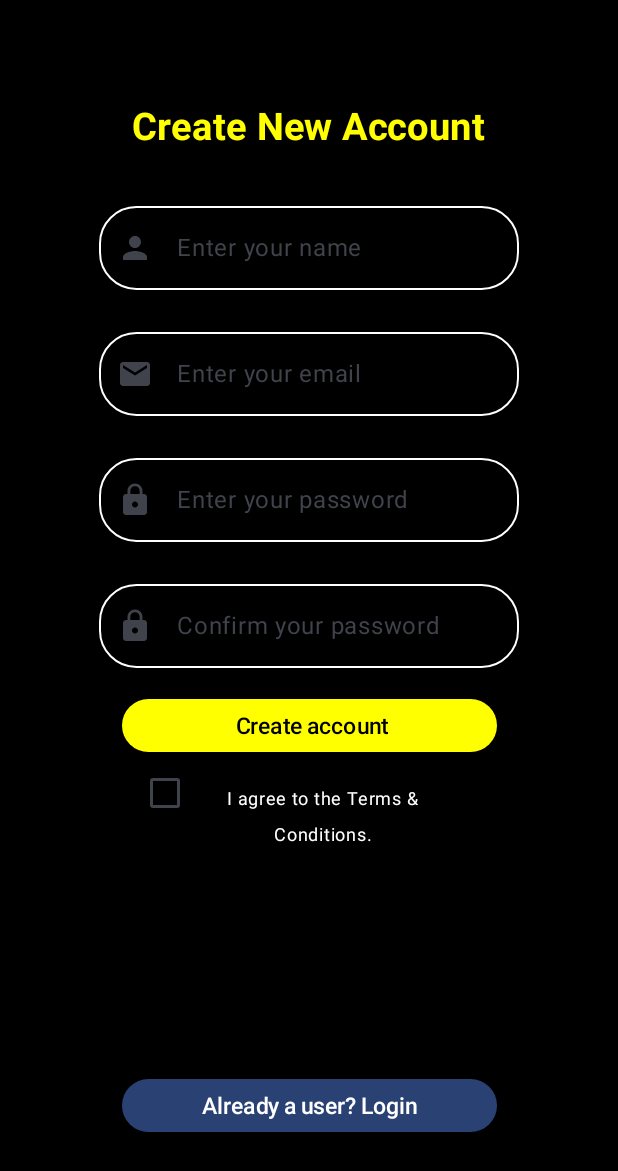
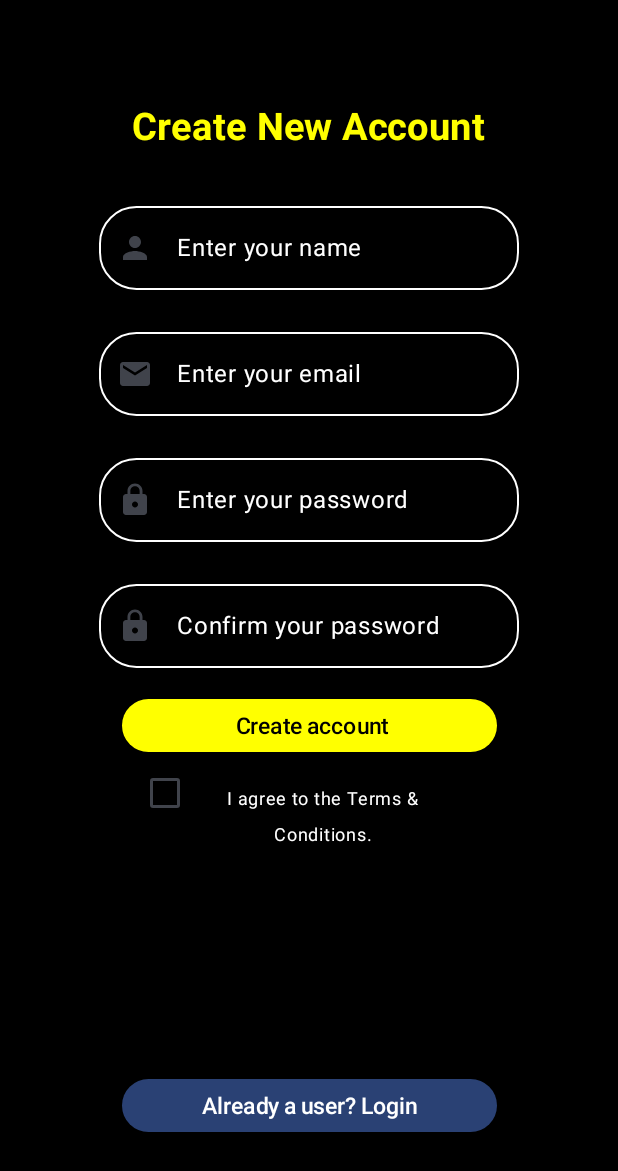
Before and after one commit to ZackTechGuru/VeApp, an Android app built with Jetpack Compose: the screen it shows after launch (MainActivity), on a phone screen of 412 x 824 dp. Shown: the top 1171 px of the screen. Run offline under Robolectric (Android 15) with nearby library versions, the phone set to English and light mode, and no system bars.

Commit message:
initial commit

```diff
--- a/app/src/main/java/com/zack/veapp/ui/theme/screens/registration/Registration.kt
+++ b/app/src/main/java/com/zack/veapp/ui/theme/screens/registration/Registration.kt
@@ -69,7 +69,7 @@ fun Registration() {
         OutlinedTextField(
             value = name,
             onValueChange = {name=it},
-            label = { Text(text = "Enter your name")},
+            label = { Text(text = "Enter your name", color = Color.White)},
             shape = RoundedCornerShape(25.dp),
             leadingIcon = { Icon(imageVector = Icons.Default.Person, contentDescription = "person")},
             colors = OutlinedTextFieldDefaults.colors(
@@ -81,7 +81,7 @@ fun Registration() {
         OutlinedTextField(
             value = email,
             onValueChange = {name = it},
-            label = { Text(text = "Enter your email")},
+            label = { Text(text = "Enter your email", color = Color.White)},
             shape = RoundedCornerShape(25.dp),
             leadingIcon = { Icon(imageVector = Icons.Default.Email, contentDescription ="email")},
             colors = OutlinedTextFieldDefaults.colors(
@@ -93,7 +93,7 @@ fun Registration() {
         OutlinedTextField(
             value = password,
             onValueChange ={password = it},
-            label = { Text(text = "Enter your password")},
+            label = { Text(text = "Enter your password", color = Color.White)},
             shape = RoundedCornerShape(25.dp),
             leadingIcon = { Icon(imageVector = Icons.Default.Lock, contentDescription = "password")},
             colors = OutlinedTextFieldDefaults.colors(
@@ -105,7 +105,7 @@ fun Registration() {
         OutlinedTextField(
             value = confirm_password,
             onValueChange = {confirm_password = it},
-            label = { Text(text = "Confirm your password")},
+            label = { Text(text = "Confirm your password", color = Color.White)},
             shape = RoundedCornerShape(25.dp),
             leadingIcon = { Icon(imageVector = Icons.Default.Lock, contentDescription = "confirm password")},
             colors = OutlinedTextFieldDefaults.colors(
```
Also changed, not shown: app/src/main/ic_launcher-playstore.png, app/src/main/res/mipmap-hdpi/ic_launcher.webp, app/src/main/res/mipmap-hdpi/ic_launcher_foreground.webp, app/src/main/res/mipmap-hdpi/ic_launcher_round.webp, app/src/main/res/mipmap-mdpi/ic_launcher.webp, app/src/main/res/mipmap-mdpi/ic_launcher_foreground.webp, app/src/main/res/mipmap-mdpi/ic_launcher_round.webp, app/src/main/res/mipmap-xhdpi/ic_launcher.webp, app/src/main/res/mipmap-xhdpi/ic_launcher_foreground.webp, app/src/main/res/mipmap-xhdpi/ic_launcher_round.webp, app/src/main/res/mipmap-xxhdpi/ic_launcher.webp, app/src/main/res/mipmap-xxhdpi/ic_launcher_foreground.webp, app/src/main/res/mipmap-xxhdpi/ic_launcher_round.webp, app/src/main/res/mipmap-xxxhdpi/ic_launcher.webp, 2 more files.
